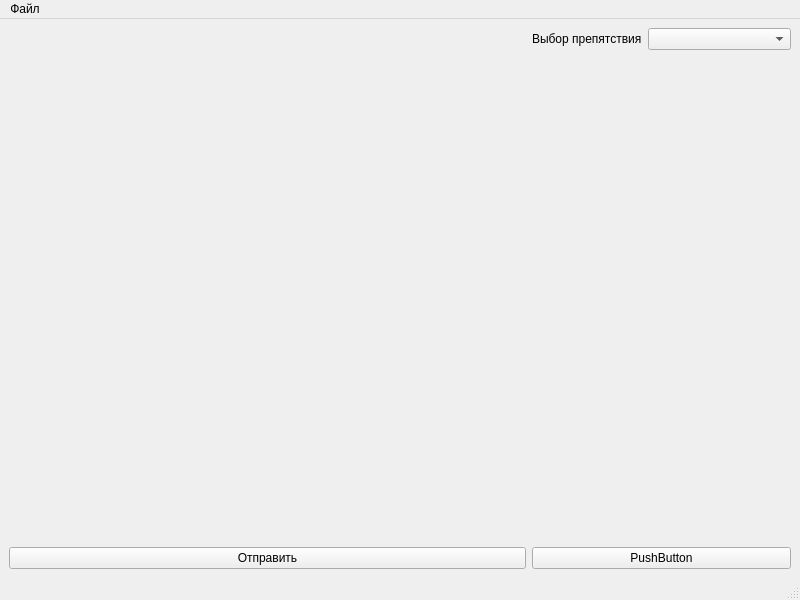
Old version of the form mainwindow.ui in the repository ilya4743/GENERATOR_NAMI.
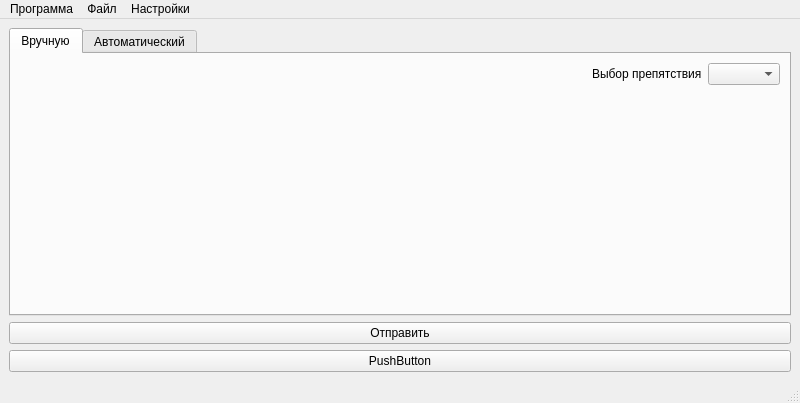
New version of the form. The open tabs and pages were chosen to show the change.

```diff
--- a/mainwindow.ui
+++ b/mainwindow.ui
@@ -7,7 +7,7 @@
     <x>0</x>
     <y>0</y>
     <width>800</width>
-    <height>600</height>
+    <height>403</height>
    </rect>
   </property>
   <property name="windowTitle">
@@ -15,37 +15,69 @@
   </property>
   <widget class="QWidget" name="centralwidget">
    <layout class="QGridLayout" name="gridLayout_2">
-    <item row="1" column="1" colspan="2">
+    <item row="0" column="1" colspan="3">
+     <widget class="QTabWidget" name="tabWidget">
+      <property name="currentIndex">
+       <number>1</number>
+      </property>
+      <widget class="QWidget" name="tab_3">
+       <attribute name="title">
+        <string>Вручную</string>
+       </attribute>
+       <layout class="QGridLayout" name="gridLayout_3">
+        <item row="0" column="0">
+         <layout class="QGridLayout" name="formLayout"/>
+        </item>
+        <item row="0" column="2">
+         <layout class="QFormLayout" name="formLayout_4">
+          <item row="0" column="1">
+           <widget class="QComboBox" name="comboBox"/>
+          </item>
+          <item row="0" column="0">
+           <widget class="QLabel" name="label_2">
+            <property name="text">
+             <string>Выбор препятствия</string>
+            </property>
+           </widget>
+          </item>
+         </layout>
+        </item>
+        <item row="0" column="1">
+         <spacer name="horizontalSpacer">
+          <property name="orientation">
+           <enum>Qt::Horizontal</enum>
+          </property>
+          <property name="sizeHint" stdset="0">
+           <size>
+            <width>40</width>
+            <height>20</height>
+           </size>
+          </property>
+         </spacer>
+        </item>
+       </layout>
+      </widget>
+      <widget class="QWidget" name="tab_4">
+       <attribute name="title">
+        <string>Автоматический</string>
+       </attribute>
+      </widget>
+     </widget>
+    </item>
+    <item row="1" column="1" rowspan="2" colspan="3">
      <widget class="QPushButton" name="pushButton">
       <property name="text">
        <string>Отправить</string>
       </property>
      </widget>
     </item>
-    <item row="1" column="3">
+    <item row="3" column="1" colspan="3">
      <widget class="QPushButton" name="pushButton_2">
       <property name="text">
        <string>PushButton</string>
       </property>
      </widget>
     </item>
-    <item row="0" column="3">
-     <layout class="QFormLayout" name="formLayout_4">
-      <item row="0" column="0">
-       <widget class="QLabel" name="label_2">
-        <property name="text">
-         <string>Выбор препятствия</string>
-        </property>
-       </widget>
-      </item>
-      <item row="0" column="1">
-       <widget class="QComboBox" name="comboBox"/>
-      </item>
-     </layout>
-    </item>
-    <item row="0" column="1" colspan="2">
-     <layout class="QFormLayout" name="formLayout"/>
-    </item>
    </layout>
   </widget>
   <widget class="QMenuBar" name="menubar">
@@ -59,11 +91,24 @@
    </property>
    <widget class="QMenu" name="menu">
     <property name="title">
-     <string>Файл</string>
+     <string>Программа</string>
     </property>
     <addaction name="ExitBtn"/>
    </widget>
+   <widget class="QMenu" name="menu_2">
+    <property name="title">
+     <string>Файл</string>
+    </property>
+    <addaction name="action"/>
+   </widget>
+   <widget class="QMenu" name="menu_3">
+    <property name="title">
+     <string>Настройки</string>
+    </property>
+   </widget>
    <addaction name="menu"/>
+   <addaction name="menu_2"/>
+   <addaction name="menu_3"/>
   </widget>
   <widget class="QStatusBar" name="statusbar"/>
   <action name="ExitBtn">
```
Left out of the diff: 7 changed lines with no effect on the pictures.
